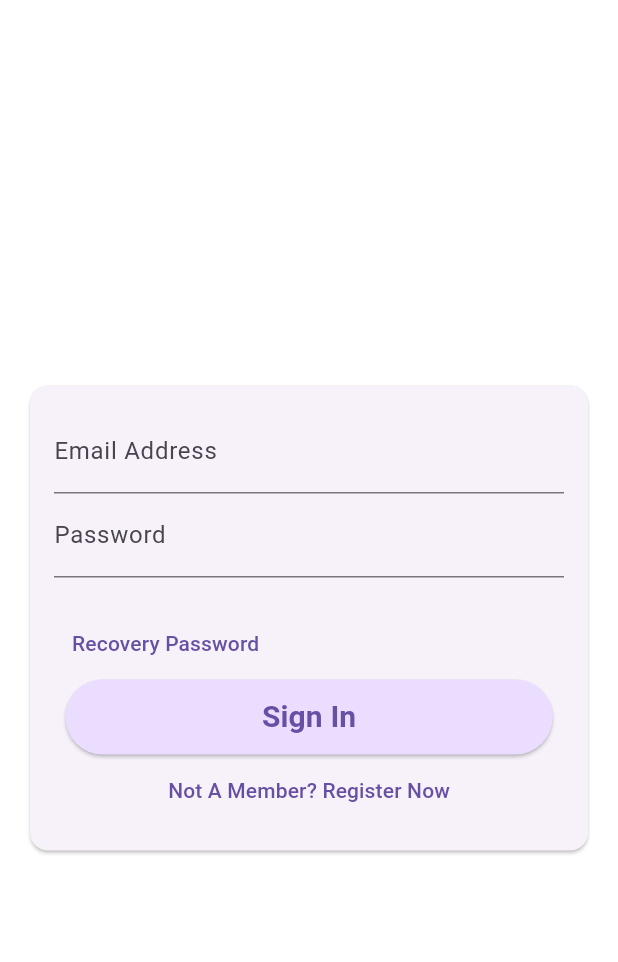
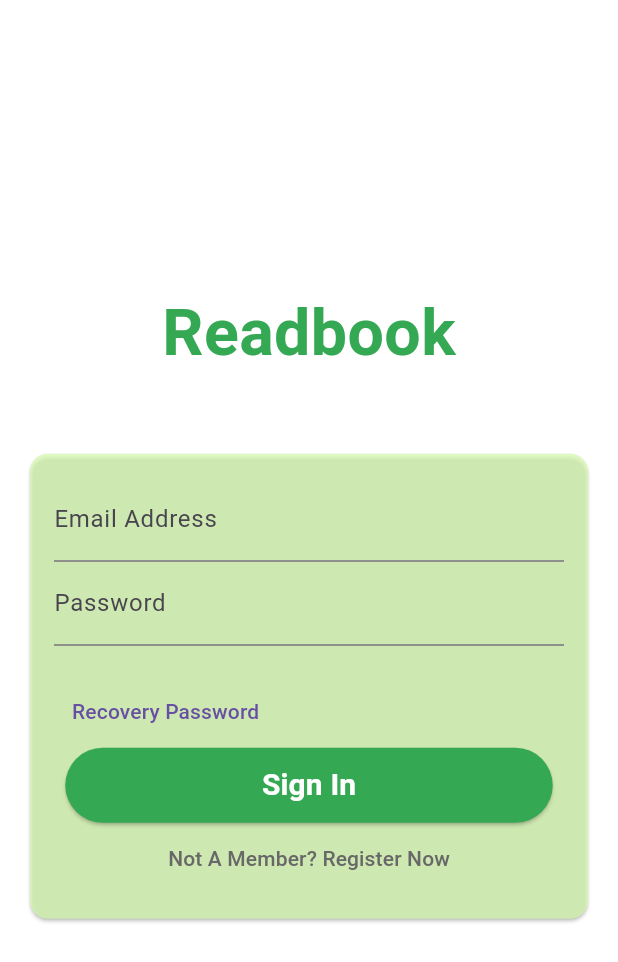
Before and after one commit to GDSC-Readbook/Frontend, a Flutter app: the AuthScreen screen opened directly, on a phone screen of 412 x 824 dp. Shown: the top 962 px of the screen. Run offline on Flutter 3.47's test engine with Material 3 defaults, Android fonts, the phone set to English and light mode, and no system bars; our stand-ins replace flutter_tts, image_picker, shared_preferences; accounts and stored records are empty.

Commit message:
2024-02-23 박지민 gsc최종

```diff
--- a/lib/main.dart
+++ b/lib/main.dart
@@ -1,4 +1,5 @@
 import 'package:flutter/material.dart';
+import 'package:readbook_hr/screens/add_story.dart';
 
 import 'package:readbook_hr/widgets/navbar.dart';
 
--- a/lib/screens/auth.dart
+++ b/lib/screens/auth.dart
@@ -2,8 +2,11 @@ import 'dart:convert';
 import 'dart:io';
 import 'package:http/http.dart' as http;
 import 'package:flutter/material.dart';
+import 'package:readbook_hr/screens/add_story.dart';
 import 'package:readbook_hr/screens/password.dart';
+import 'package:readbook_hr/screens/profile.dart';
 import 'package:readbook_hr/screens/select.dart';
+import 'package:readbook_hr/widgets/bottom.dart';
 
 class AuthScreen extends StatefulWidget {
   const AuthScreen({super.key, required this.isLogin});
@@ -56,8 +59,22 @@ class _AuthScreenState extends State<AuthScreen> {
 
         print('Login response status: ${response.statusCode}');
         if (response.statusCode == 200) {
-          Navigator.of(context).pushReplacement(
-              MaterialPageRoute(builder: (ctx) => const SelectScreen()));
+          Navigator.of(context).pushReplacement(MaterialPageRoute(
+            builder: (ctx) => const DefaultTabController(
+              length: 3,
+              child: Scaffold(
+                body: TabBarView(
+                  physics: NeverScrollableScrollPhysics(),
+                  children: <Widget>[
+                    SelectScreen(),
+                    AddStoryScreen(),
+                    MyProfileScreen()
+                  ],
+                ),
+                bottomNavigationBar: Bottom(),
+              ),
+            ),
+          ));
         } else {
           // 로그인 실패 시 알림 표시
           ScaffoldMessenger.of(context).showSnackBar(
@@ -103,7 +120,19 @@ class _AuthScreenState extends State<AuthScreen> {
           child: Column(
             mainAxisAlignment: MainAxisAlignment.center,
             children: [
+              const Text(
+                'Readbook',
+                style: TextStyle(
+                  fontSize: 43,
+                  fontWeight: FontWeight.bold,
+                  color: Color.fromRGBO(52, 168, 83, 1),
+                ),
+              ),
+              const SizedBox(
+                height: 30,
+              ),
               Card(
+                color: const Color.fromARGB(176, 216, 253, 174),
                 margin: const EdgeInsets.all(20),
                 child: SingleChildScrollView(
                   child: Padding(
@@ -163,7 +192,6 @@ class _AuthScreenState extends State<AuthScreen> {
                               _enteredPassword = value!;
                             },
                           ),
-
                           if (_isLogin)
                             const SizedBox(
                               height: 20,
@@ -193,14 +221,15 @@ class _AuthScreenState extends State<AuthScreen> {
                             ElevatedButton(
                               onPressed: _submit,
                               style: ElevatedButton.styleFrom(
-                                  backgroundColor: Theme.of(context)
-                                      .colorScheme
-                                      .primaryContainer,
+                                  backgroundColor:
+                                      const Color.fromRGBO(52, 168, 83, 1),
                                   fixedSize: const Size(325, 50)),
                               child: Text(
                                 _isLogin ? 'Sign In' : 'Create Account',
                                 style: const TextStyle(
-                                    fontSize: 20, fontWeight: FontWeight.w600),
+                                    fontSize: 20,
+                                    fontWeight: FontWeight.w600,
+                                    color: Colors.white),
                               ),
                             ),
                           if (!_isAuthenticating)
@@ -210,16 +239,14 @@ class _AuthScreenState extends State<AuthScreen> {
                                   _isLogin = !_isLogin;
                                 });
                               },
-                              child: Text(_isLogin
-                                  ? 'Not A Member? Register Now'
-                                  : 'Already have an account? Sign In'),
+                              child: Text(
+                                _isLogin
+                                    ? 'Not A Member? Register Now'
+                                    : 'Already have an account? Sign In',
+                                style: const TextStyle(
+                                    color: Color.fromARGB(255, 104, 104, 104)),
+                              ),
                             ),
-                          //if (!_isAuthenticating && _isLogin)
-                          //  TextButton(
-                          //    onPressed: () {},
-                          //    child: const Text(
-                          //        'Are you lost your password? find password'),
-                          //  ),
                         ],
                       ),
                     ),
```
Also changed, not shown: lib/screens/add_story.dart (+18 -8 lines), lib/screens/profile.dart (+20 -19 lines), lib/screens/select.dart (+3 -24 lines), lib/widgets/bottom.dart (added, +58 -0 lines), lib/widgets/drawer.dart (deleted, +0 -78 lines).
